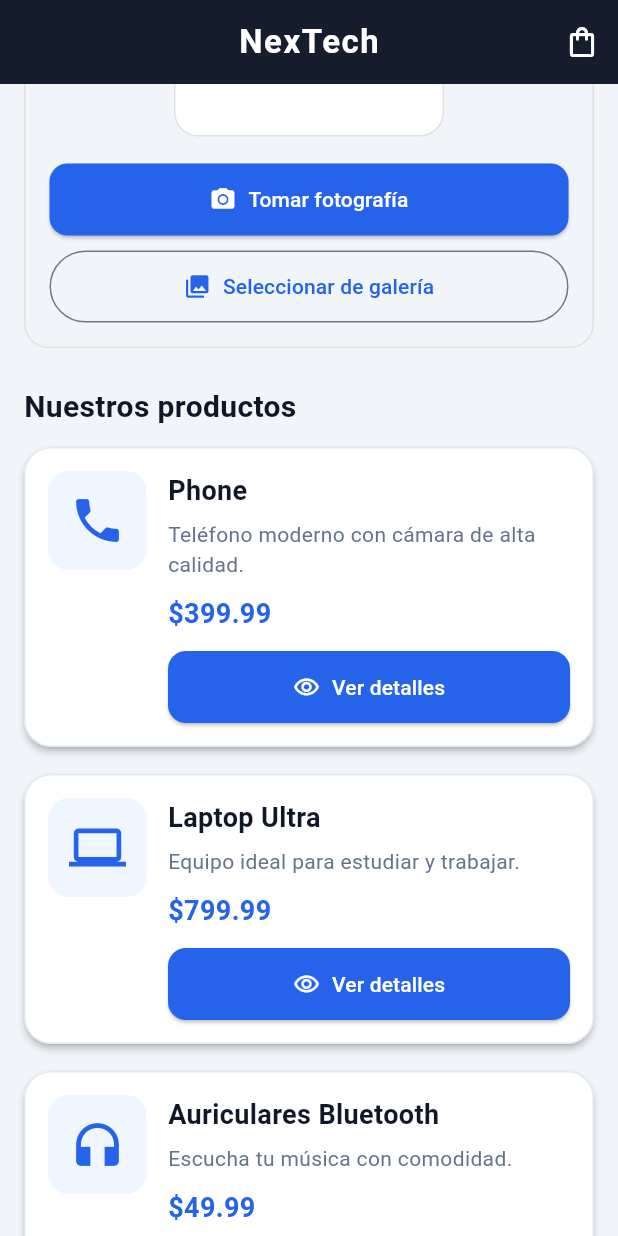
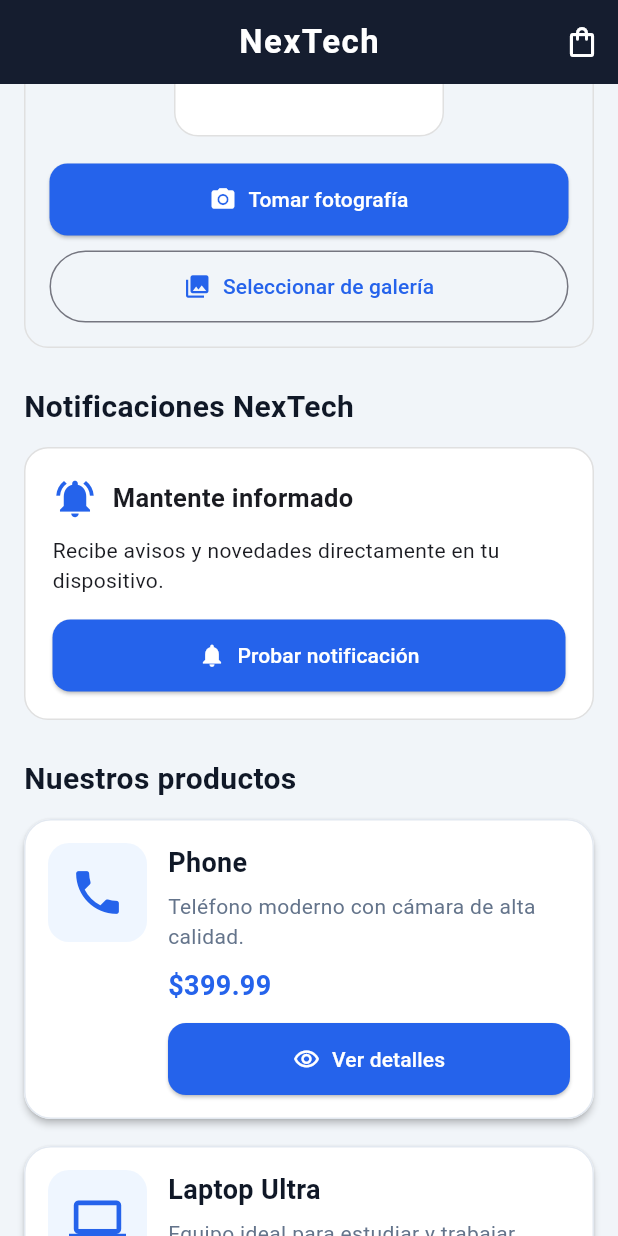
Before and after one commit to ajtorres-creator/APP_FLUTTER, a Flutter app: the screen it shows after launch, scrolled down 576 dp, on a phone screen of 412 x 824 dp. Run offline on Flutter 3.47's test engine with Material 3 defaults, Android fonts, the phone set to English and light mode, and no system bars; our stand-ins replace connectivity_plus, flutter_local_notifications, image_cropper, image_picker, shared_preferences.

Commit message:
feat: implementar notificaciones locales

```diff
--- a/lib/screens/home_screen.dart
+++ b/lib/screens/home_screen.dart
@@ -7,6 +7,7 @@
 import '../services/connectivity_services.dart';
 import '../services/local_storage_service.dart';
 import '../services/image_services.dart';
+import '../services/notification_service.dart';
 import '../widgets/product_card.dart';
 
 class HomeScreen extends StatefulWidget {
@@ -18,10 +19,9 @@
 
 class _HomeScreenState extends State<HomeScreen> {
   final ConnectivityService _connectivityService = ConnectivityService();
-
   final LocalStorageService _localStorageService = LocalStorageService();
-
   final ImageService _imageService = ImageService();
+  final NotificationService _notificationService = NotificationService();
 
   File? _selectedImage;
 
@@ -29,6 +29,7 @@
 
   bool _hasConnection = true;
   bool _loadingConnection = true;
+  bool _sendingNotification = false;
 
   @override
   void initState() {
@@ -133,6 +134,37 @@
     }
   }
 
+  // Enviar una notificación local de prueba
+  Future<void> _sendNotification() async {
+    if (_sendingNotification) return;
+
+    setState(() {
+      _sendingNotification = true;
+    });
+
+    try {
+      await _notificationService.showNotification();
+
+      if (!mounted) return;
+
+      ScaffoldMessenger.of(context).showSnackBar(
+        const SnackBar(content: Text('Notificación enviada correctamente.')),
+      );
+    } catch (e) {
+      if (!mounted) return;
+
+      ScaffoldMessenger.of(context).showSnackBar(
+        SnackBar(content: Text('Error al enviar notificación: $e')),
+      );
+    } finally {
+      if (mounted) {
+        setState(() {
+          _sendingNotification = false;
+        });
+      }
+    }
+  }
+
   @override
   void dispose() {
     _subscription?.cancel();
@@ -154,7 +186,6 @@
           ),
         ],
       ),
-
       body: SingleChildScrollView(
         padding: const EdgeInsets.all(16),
         child: Column(
@@ -277,7 +308,6 @@
               ),
               child: Column(
                 children: [
-                  // Vista previa de imagen
                   Container(
                     width: 180,
                     height: 180,
@@ -305,18 +335,12 @@
 
                   const SizedBox(height: 18),
 
-                  // Botones de cámara y galería
                   SizedBox(
                     width: double.infinity,
                     child: ElevatedButton.icon(
                       onPressed: () => _selectImage(true),
                       icon: const Icon(Icons.camera_alt),
                       label: const Text('Tomar fotografía'),
-                      style: ElevatedButton.styleFrom(
-                        backgroundColor: const Color(0xFF2563EB),
-                        foregroundColor: Colors.white,
-                        padding: const EdgeInsets.all(14),
-                      ),
                     ),
                   ),
 
@@ -335,7 +359,6 @@
                     ),
                   ),
 
-                  // Botón para recortar
                   if (_selectedImage != null) ...[
                     const SizedBox(height: 10),
                     SizedBox(
@@ -346,12 +369,86 @@
                         label: const Text('Recortar imagen'),
                         style: ElevatedButton.styleFrom(
                           backgroundColor: const Color(0xFF101827),
-                          foregroundColor: Colors.white,
-                          padding: const EdgeInsets.all(14),
                         ),
                       ),
                     ),
                   ],
+                ],
+              ),
+            ),
+
+            const SizedBox(height: 25),
+
+            // Sección de notificaciones
+            const Text(
+              'Notificaciones NexTech',
+              style: TextStyle(
+                fontSize: 20,
+                fontWeight: FontWeight.bold,
+                color: Color(0xFF101827),
+              ),
+            ),
+
+            const SizedBox(height: 12),
+
+            Container(
+              width: double.infinity,
+              padding: const EdgeInsets.all(18),
+              decoration: BoxDecoration(
+                color: Colors.white,
+                borderRadius: BorderRadius.circular(16),
+                border: Border.all(color: Colors.grey.shade300),
+              ),
+              child: Column(
+                crossAxisAlignment: CrossAxisAlignment.start,
+                children: [
+                  const Row(
+                    children: [
+                      Icon(
+                        Icons.notifications_active,
+                        color: Color(0xFF2563EB),
+                        size: 30,
+                      ),
+                      SizedBox(width: 10),
+                      Expanded(
+                        child: Text(
+                          'Mantente informado',
+                          style: TextStyle(
+                            fontSize: 17,
+                            fontWeight: FontWeight.bold,
+                          ),
+                        ),
+                      ),
+                    ],
+                  ),
+                  const SizedBox(height: 10),
+                  const Text(
+                    'Recibe avisos y novedades directamente en tu dispositivo.',
+                  ),
+                  const SizedBox(height: 16),
+                  SizedBox(
+                    width: double.infinity,
+                    child: ElevatedButton.icon(
+                      onPressed: _sendingNotification
+                          ? null
+                          : _sendNotification,
+                      icon: _sendingNotification
+                          ? const SizedBox(
+                              width: 18,
+                              height: 18,
+                              child: CircularProgressIndicator(
+                                strokeWidth: 2,
+                                color: Colors.white,
+                              ),
+                            )
+                          : const Icon(Icons.notifications),
+                      label: Text(
+                        _sendingNotification
+                            ? 'Enviando...'
+                            : 'Probar notificación',
+                      ),
+                    ),
+                  ),
                 ],
               ),
             ),
--- /dev/null
+++ b/lib/services/notification_service.dart
@@ -0,0 +1,50 @@
+import 'package:flutter_local_notifications/flutter_local_notifications.dart';
+
+class NotificationService {
+  final FlutterLocalNotificationsPlugin _notifications =
+      FlutterLocalNotificationsPlugin();
+
+  // Inicializar el servicio de notificaciones
+  Future<void> initialize() async {
+    const AndroidInitializationSettings androidSettings =
+        AndroidInitializationSettings('@mipmap/ic_launcher');
+
+    const InitializationSettings settings = InitializationSettings(
+      android: androidSettings,
+    );
+
+    await _notifications.initialize(settings: settings);
+  }
+
+  // Solicitar permiso para mostrar notificaciones
+  Future<void> requestPermission() async {
+    await _notifications
+        .resolvePlatformSpecificImplementation<
+          AndroidFlutterLocalNotificationsPlugin
+        >()
+        ?.requestNotificationsPermission();
+  }
+
+  // Mostrar una notificación local
+  Future<void> showNotification() async {
+    const AndroidNotificationDetails androidDetails =
+        AndroidNotificationDetails(
+          'nextech_channel',
+          'Notificaciones NexTech',
+          channelDescription: 'Avisos y novedades de NexTech',
+          importance: Importance.max,
+          priority: Priority.high,
+        );
+
+    const NotificationDetails details = NotificationDetails(
+      android: androidDetails,
+    );
+
+    await _notifications.show(
+      id: 1,
+      title: '¡Bienvenido a NexTech!',
+      body: 'Las notificaciones locales están funcionando correctamente.',
+      notificationDetails: details,
+    );
+  }
+}
--- a/pubspec.yaml
+++ b/pubspec.yaml
@@ -36,6 +36,9 @@
   cupertino_icons: ^1.0.8
   connectivity_plus: ^7.3.2
   shared_preferences: ^2.5.6
+  image_picker: ^1.2.4
+  image_cropper: ^13.0.0
+  flutter_local_notifications: ^22.3.3
 
 dev_dependencies:
   flutter_test:
```
Also changed, not shown: lib/main.dart (+9 -1 lines), pubspec.lock, 6 other files.
